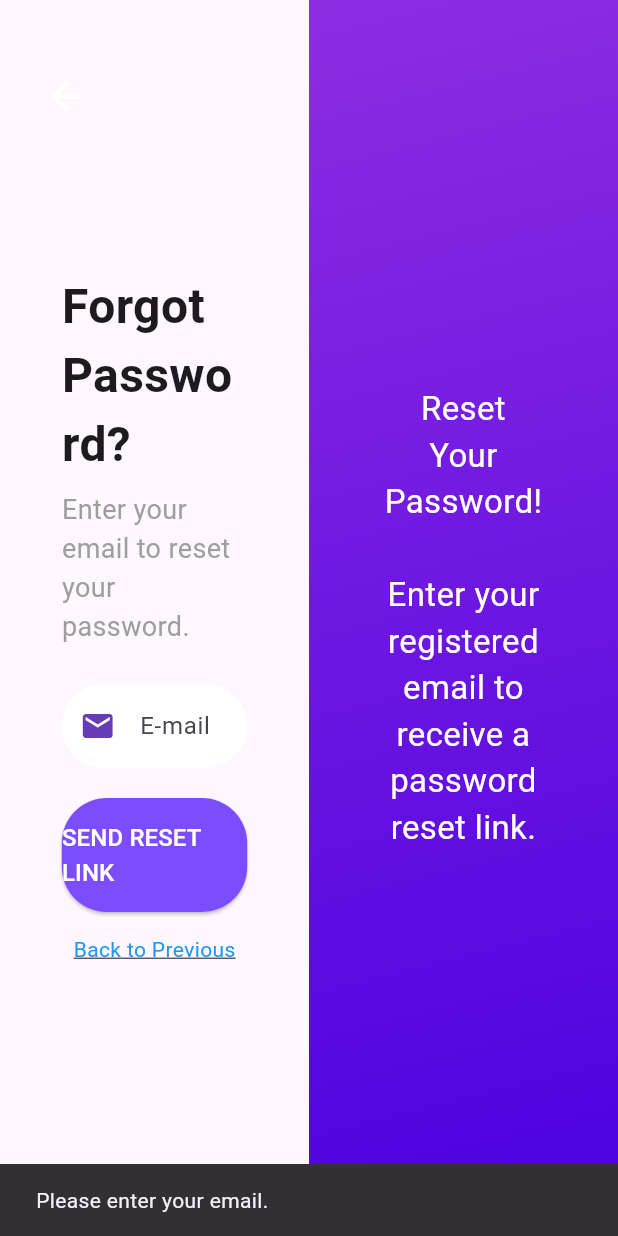
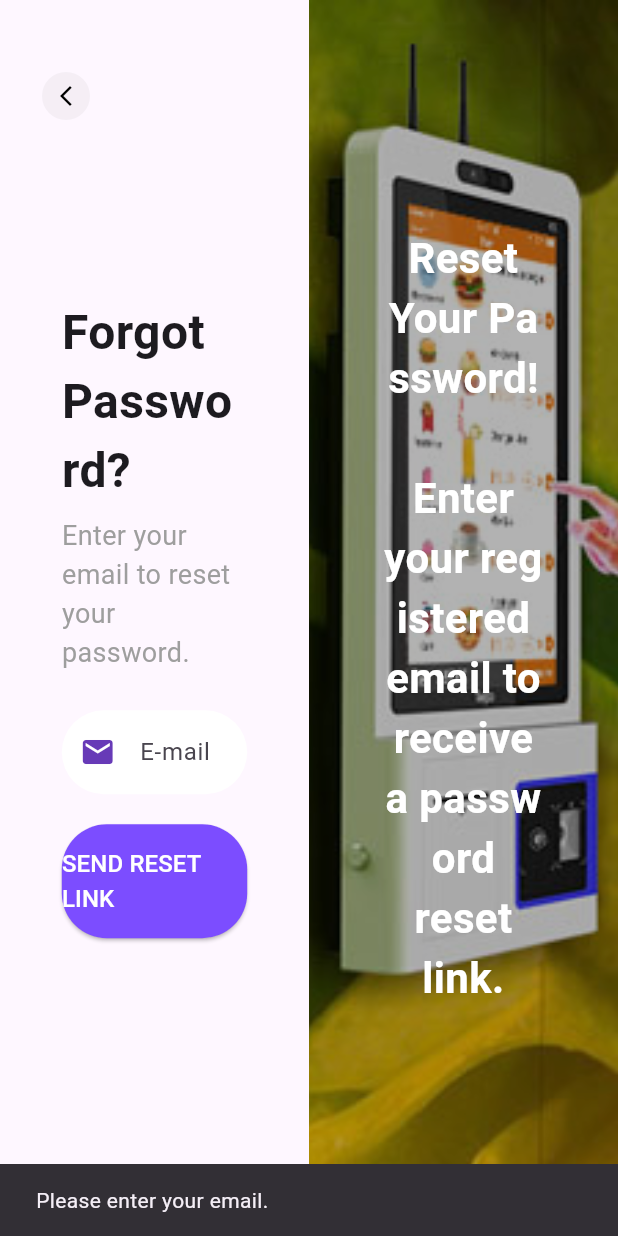
Before and after one commit to Romy907/canteendesk, a Flutter app: the ForgotPasswordScreen screen opened directly, after a tap on "SEND RESET LINK", on a phone screen of 412 x 824 dp. Run offline on Flutter 3.47's test engine with Material 3 defaults, Android fonts, the phone set to English and light mode, and no system bars; our stand-ins replace fl_chart, flutter_animate, shimmer.

Commit message:
implement image swipe functionality in Login and ForgotPassword Screen

```diff
--- a/lib/Login/ForgotPasswordScreen.dart
+++ b/lib/Login/ForgotPasswordScreen.dart
@@ -1,4 +1,4 @@
-// import 'package:firebase_auth/firebase_auth.dart';
+import 'dart:async';
 import 'package:flutter/material.dart';
 
 class ForgotPasswordScreen extends StatefulWidget {
@@ -11,10 +11,41 @@ class ForgotPasswordScreen extends StatefulWidget {
 class _ForgotPasswordScreenState extends State<ForgotPasswordScreen> {
   final TextEditingController _emailController = TextEditingController();
   bool isLoading = false;
+  final PageController _pageController = PageController();
+  int _currentIndex = 0;
+
+  final List<String> _imagePaths = [
+    "assets/img/images.jpg",
+    "assets/img/image-18.png",
+    "assets/img/depositphotos_150990618-stock-photo-concept-of-online-food-ordering.jpg",
+  ];
+
+  Timer? _timer;
+
+  @override
+  void initState() {
+    super.initState();
+    _startImageAutoSlide();
+  }
+
+  void _startImageAutoSlide() {
+    _timer = Timer.periodic(const Duration(seconds: 2), (timer) {
+      if (_pageController.hasClients) {
+        _currentIndex++;
+        _pageController.animateToPage(
+          _currentIndex % _imagePaths.length, // Loop images
+          duration: const Duration(milliseconds: 500),
+          curve: Curves.easeInOut,
+        );
+      }
+    });
+  }
 
   @override
   void dispose() {
     _emailController.dispose();
+    _pageController.dispose();
+    _timer?.cancel();
     super.dispose();
   }
 
@@ -32,20 +63,15 @@ class _ForgotPasswordScreenState extends State<ForgotPasswordScreen> {
       isLoading = true;
     });
 
-    try {
-      // await FirebaseAuth.instance.sendPasswordResetEmail(email: email);
+    Future.delayed(const Duration(seconds: 2), () {
+      setState(() {
+        isLoading = false;
+      });
+
       ScaffoldMessenger.of(context).showSnackBar(
         const SnackBar(content: Text("Password reset email sent.")),
       );
-    } catch (e) {
-      ScaffoldMessenger.of(context).showSnackBar(
-        SnackBar(content: Text("Error: ${e.toString()}")),
-      );
-    } finally {
-      setState(() {
-        isLoading = false;
     });
-    }
   }
 
   @override
@@ -56,7 +82,6 @@ class _ForgotPasswordScreenState extends State<ForgotPasswordScreen> {
     return Scaffold(
       body: Stack(
         children: [
-          // Full-screen Layout
           SizedBox(
             width: screenWidth,
             height: screenHeight,
@@ -66,9 +91,7 @@ class _ForgotPasswordScreenState extends State<ForgotPasswordScreen> {
                 Expanded(
                   flex: 1,
                   child: Padding(
-                    padding: EdgeInsets.symmetric(
-                      horizontal: screenWidth * 0.1, // Responsive padding
-                    ),
+                    padding: EdgeInsets.symmetric(horizontal: screenWidth * 0.1),
                     child: Column(
                       mainAxisAlignment: MainAxisAlignment.center,
                       crossAxisAlignment: CrossAxisAlignment.start,
@@ -86,7 +109,8 @@ class _ForgotPasswordScreenState extends State<ForgotPasswordScreen> {
                         _buildTextField(
                           controller: _emailController,
                           hintText: "E-mail",
-                            icon: Icons.email),
+                          icon: Icons.email,
+                        ),
                         const SizedBox(height: 20),
                         SizedBox(
                           width: double.infinity,
@@ -104,37 +128,36 @@ class _ForgotPasswordScreenState extends State<ForgotPasswordScreen> {
                                     style: TextStyle(fontSize: 16, color: Colors.white)),
                           ),
                         ),
-                        const SizedBox(height: 15),
-                        Center(
-                          child: GestureDetector(
-                            onTap: () {
-                              Navigator.pop(context); // Goes to the previous screen
-                            },
-                            child: const Text(
-                              "Back to Previous",
-                              style: TextStyle(
-                                  color: Colors.blue, decoration: TextDecoration.underline),
-                            ),
-                          ),
-                        ),
                       ],
                     ),
                   ),
                 ),
 
-                // Right Side - Welcome Panel
+                // Right Side - Welcome Panel with Swipeable Background
                 Expanded(
                   flex: 1,
-                  child: Container(
+                  child: Stack(
+                    children: [
+                      PageView.builder(
+                        controller: _pageController,
+                        onPageChanged: (index) {
+                          setState(() {
+                            _currentIndex = index;
+                          });
+                        },
+                        itemBuilder: (context, index) {
+                          return Image.asset(
+                            _imagePaths[index % _imagePaths.length], // Loop images infinitely
                             width: screenWidth * 0.5,
                             height: screenHeight,
-                    decoration: const BoxDecoration(
-                      gradient: LinearGradient(
-                        colors: [Color(0xFF8E2DE2), Color(0xFF4A00E0)],
-                        begin: Alignment.topLeft,
-                        end: Alignment.bottomRight,
+                            fit: BoxFit.cover,
+                          );
+                        },
                       ),
-                    ),
+                      Container(
+                        width: screenWidth * 0.5,
+                        height: screenHeight,
+                        color: Colors.black.withOpacity(0.3), // Dark overlay
                         child: const Center(
                           child: Padding(
                             padding: EdgeInsets.symmetric(horizontal: 50),
@@ -144,8 +167,8 @@ class _ForgotPasswordScreenState extends State<ForgotPasswordScreen> {
                               textAlign: TextAlign.center,
                               style: TextStyle(
                                 color: Colors.white,
-                            fontSize: 22,
-                          ),
+                                fontSize: 28,
+                                fontWeight: FontWeight.bold,
                               ),
                             ),
                           ),
@@ -154,16 +177,24 @@ class _ForgotPasswordScreenState extends State<ForgotPasswordScreen> {
                     ],
                   ),
                 ),
+              ],
+            ),
+          ),
 
-          // Back Arrow Button - Navigates to the previous screen
+          // Back Icon in the Top Left with Circular Background
           Positioned(
-            top: 40,
+            top: 40, // Adjust based on your layout
             left: 20,
             child: IconButton(
-              icon: const Icon(Icons.arrow_back, color: Colors.white, size: 30),
-              onPressed: () {
-                Navigator.pop(context); // Goes back to the previous screen
-              },
+              icon: Container(
+                padding: const EdgeInsets.all(8),
+                decoration: BoxDecoration(
+                  color: Colors.grey.withAlpha(25), // Light grey transparent background
+                  shape: BoxShape.circle,
+                ),
+                child: const Icon(Icons.arrow_back_ios_new, size: 16, color: Colors.black),
+              ),
+              onPressed: () => Navigator.pop(context),
             ),
           ),
         ],
@@ -188,6 +219,8 @@ class _ForgotPasswordScreenState extends State<ForgotPasswordScreen> {
           borderSide: BorderSide.none,
         ),
       ),
+      textInputAction: TextInputAction.done, // Show "Done" or "Enter" key
+      onSubmitted: (value) => _resetPassword(), // Trigger reset on Enter key press
     );
   }
 }
--- a/pubspec.yaml
+++ b/pubspec.yaml
@@ -68,7 +68,9 @@ flutter:
     - assets/img/momo.jpeg
     - assets/img/spring rolls.jpeg
     - assets/img/veg noodles.jpeg
-
+    - assets/img/image-18.png
+    - assets/img/images.jpg
+    - assets\img\depositphotos_150990618-stock-photo-concept-of-online-food-ordering.jpg
 
   # An image asset can refer to one or more resolution-specific "variants", see
   # https://flutter.dev/to/resolution-aware-images
```
Also changed, not shown: lib/Login/LoginScreen.dart (+86 -18 lines), assets/img/depositphotos_150990618-stock-photo-concept-of-online-food-ordering.jpg (added), assets/img/image-18.png (added), assets/img/images.jpg (added). Lines whose indentation alone changed are shown as unchanged.
